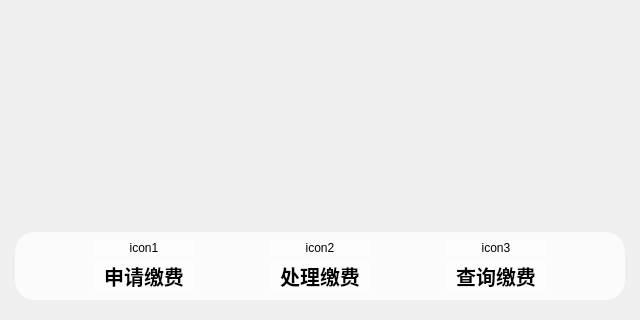
Above: ui/widget.ui from JGSU-SoftwareEngineering/UtilityManagementSystem before the change; both pictures show x 0 to 640 and y 163 to 483 of the 640 by 483 pixel window. Below: the same form after it.
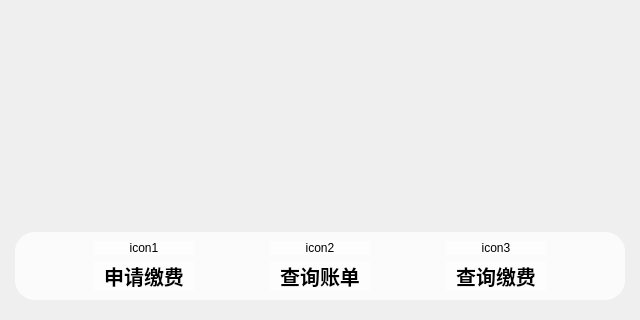
That is the form after the change. The open tabs and pages were chosen to show the change. Icons and pictures are not drawn. Custom widgets are drawn as their Qt base class.

Commit message: 完成缴费管理

Patch:
```diff
--- a/ui/widget.ui
+++ b/ui/widget.ui
@@ -950,7 +950,7 @@
                 </font>
                </property>
                <property name="text">
-                <string>处理缴费</string>
+                <string>查询账单</string>
                </property>
                <property name="alignment">
                 <set>Qt::AlignCenter</set>
```
Left out of the diff: 4 changed lines with no effect on the pictures. The commit also changes 13 other files.
